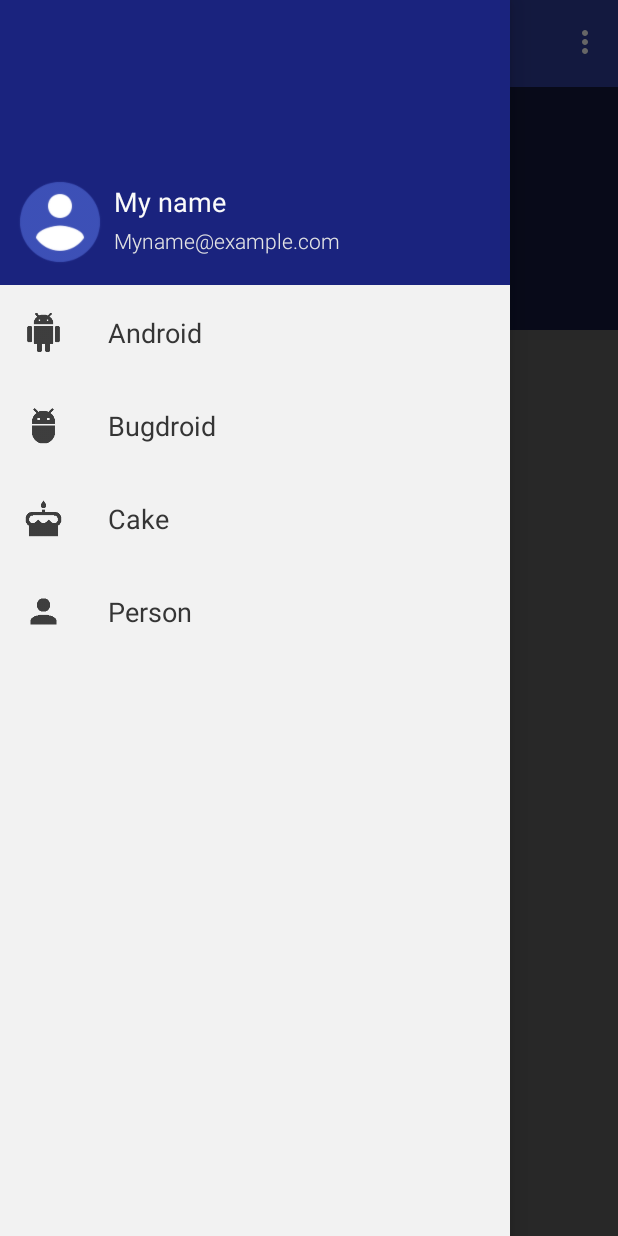
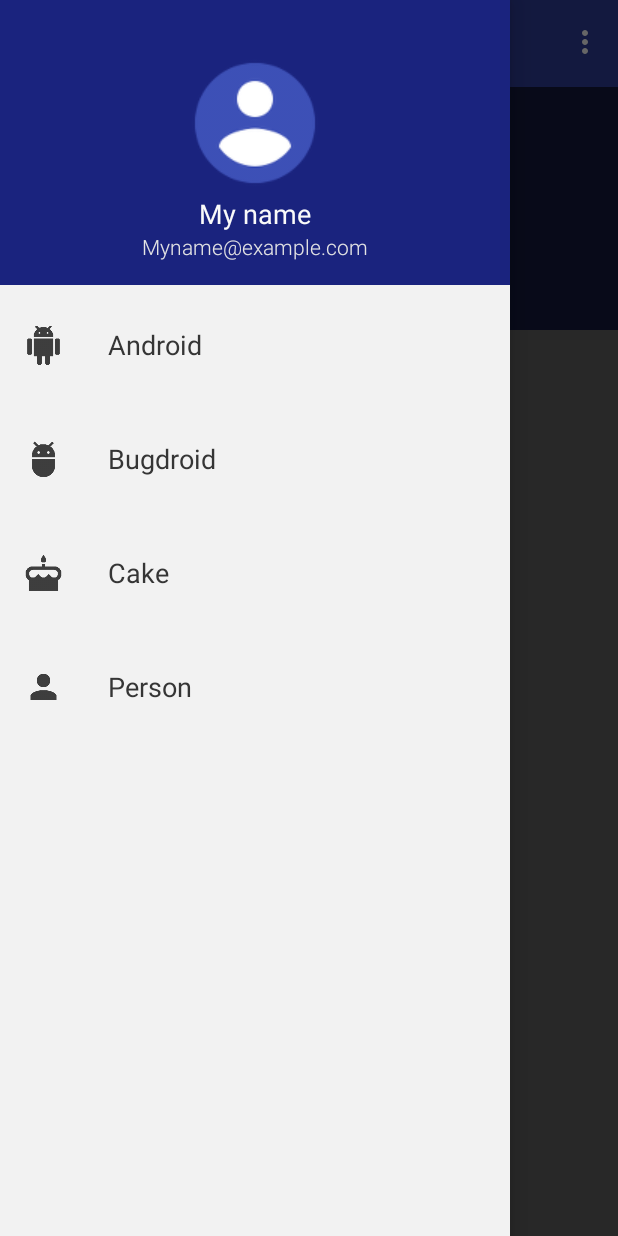
Before and after one commit to HiFIi/ToolbarMenudrawer, an Android app: the screen it shows after launch (ToolbarMenudrawer), with the side drawer open, on a phone screen of 412 x 824 dp. Run offline under Robolectric (Android 15) with nearby library versions, the phone set to English and light mode, and no system bars.

Commit message:
0.0.2.1:
* New Header layout (well, it was reorganized
* MenuDrawer is now colored on the current Fragment :D
* Delete a TON of build stuff. Oops.

```diff
--- a/app/src/main/AndroidManifest.xml
+++ b/app/src/main/AndroidManifest.xml
@@ -1,8 +1,8 @@
 <?xml version="1.0" encoding="utf-8"?>
 <manifest xmlns:android="http://schemas.android.com/apk/res/android"
     package="com.kyler.toolbarmenudrawer"
-    android:versionCode="2"
-    android:versionName="0.0.2">
+    android:versionCode="3"
+    android:versionName="0.0.2.1">
 
     <uses-sdk
         android:minSdkVersion="14"
--- a/app/src/main/res/drawable/drawer_unpressed.xml
+++ b/app/src/main/res/drawable/drawer_unpressed.xml
@@ -2,6 +2,6 @@
 <shape xmlns:android="http://schemas.android.com/apk/res/android"
     android:shape="rectangle">
 
-    <solid android:color="#fffafafa" />
+    <solid android:color="#4D303f9f" />
 
 </shape>
--- a/app/src/main/res/layout/header.xml
+++ b/app/src/main/res/layout/header.xml
@@ -15,41 +15,38 @@
 
     <ImageView
         android:id="@+id/circularImageView1"
-        android:layout_width="64dp"
-        android:layout_height="64dp"
-        android:layout_alignBottom="@+id/imageView1"
-        android:layout_alignParentStart="true"
-        android:layout_marginBottom="10dp"
-        android:layout_marginLeft="8dp"
-        android:layout_marginRight="4dp"
+        android:layout_width="wrap_content"
+        android:layout_height="wrap_content"
         android:scaleType="centerInside"
-        android:src="@drawable/account_circle" />
+        android:src="@drawable/account_circle"
+        android:layout_above="@+id/myTextView1"
+        android:layout_centerHorizontal="true" />
 
     <com.kyler.toolbarmenudrawer.ToolbarMenudrawerTextView
         android:id="@+id/myTextView1"
         android:layout_width="wrap_content"
         android:layout_height="wrap_content"
-        android:layout_alignTop="@+id/circularImageView1"
-        android:layout_marginTop="6dp"
-        android:layout_toEndOf="@+id/circularImageView1"
         android:text="@string/my_name"
         android:textColor="#fffafafa"
         android:textSize="18.0sp"
-        customfontdemo:fontName="Roboto-Regular.ttf" />
+        customfontdemo:fontName="Roboto-Regular.ttf"
+        android:layout_above="@+id/myTextView2"
+        android:layout_centerHorizontal="true"
+        android:gravity="top" />
 
     <com.kyler.toolbarmenudrawer.ToolbarMenudrawerTextView
         android:id="@+id/myTextView2"
         android:layout_width="wrap_content"
         android:layout_height="wrap_content"
-        android:layout_alignBottom="@+id/circularImageView1"
-        android:layout_alignStart="@+id/myTextView1"
-        android:layout_below="@+id/myTextView1"
-        android:layout_marginTop="4dp"
-        android:layout_toEndOf="@+id/circularImageView1"
         android:text="@string/my_email"
         android:textColor="#ffe5e5e5"
         android:textSize="14.0sp"
-        customfontdemo:fontName="Roboto-Light.ttf" />
+        customfontdemo:fontName="Roboto-Light.ttf"
+        android:layout_marginBottom="16dp"
+        android:layout_alignBottom="@+id/imageView1"
+        android:layout_centerHorizontal="true" />
+
+
 
 
 </RelativeLayout>
--- a/app/src/main/res/layout/toolbarmenudrawer_adapter.xml
+++ b/app/src/main/res/layout/toolbarmenudrawer_adapter.xml
@@ -15,6 +15,7 @@
         android:layout_alignParentTop="true"
         android:layout_centerVertical="true"
         android:paddingLeft="16dp"
+        android:paddingTop="2.50dp"
         android:scaleType="fitCenter"
         tools:ignore="RtlSymmetry,ContentDescription" />
 
@@ -24,9 +25,9 @@
         android:layout_height="wrap_content"
         android:ellipsize="marquee"
         android:gravity="center_vertical"
-        android:paddingBottom="18dp"
+        android:paddingBottom="24dp"
         android:paddingLeft="72dp"
-        android:paddingTop="18dp"
+        android:paddingTop="26dp"
         android:singleLine="true"
         android:textColor="#353535"
         android:textSize="18.0sp"
```
Also changed, not shown: 786 other files.
